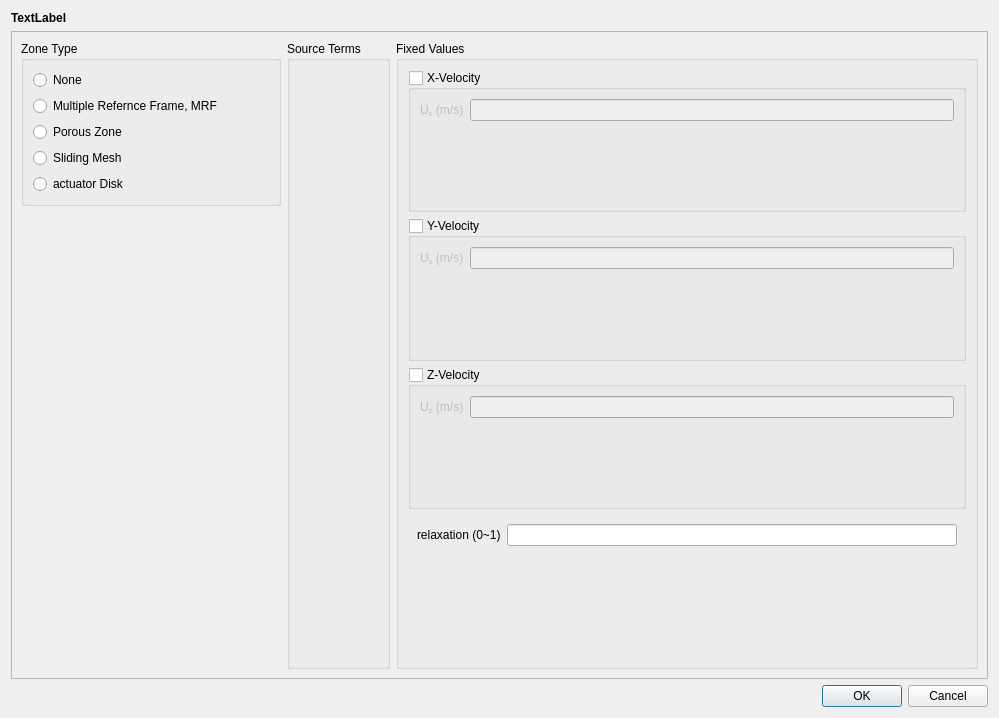
This is view/setup/cell_zone_conditions/cell_zone_condition_dialog.ui in nextfoam/baram as Qt 5 draws it before an edit. The edited form follows.
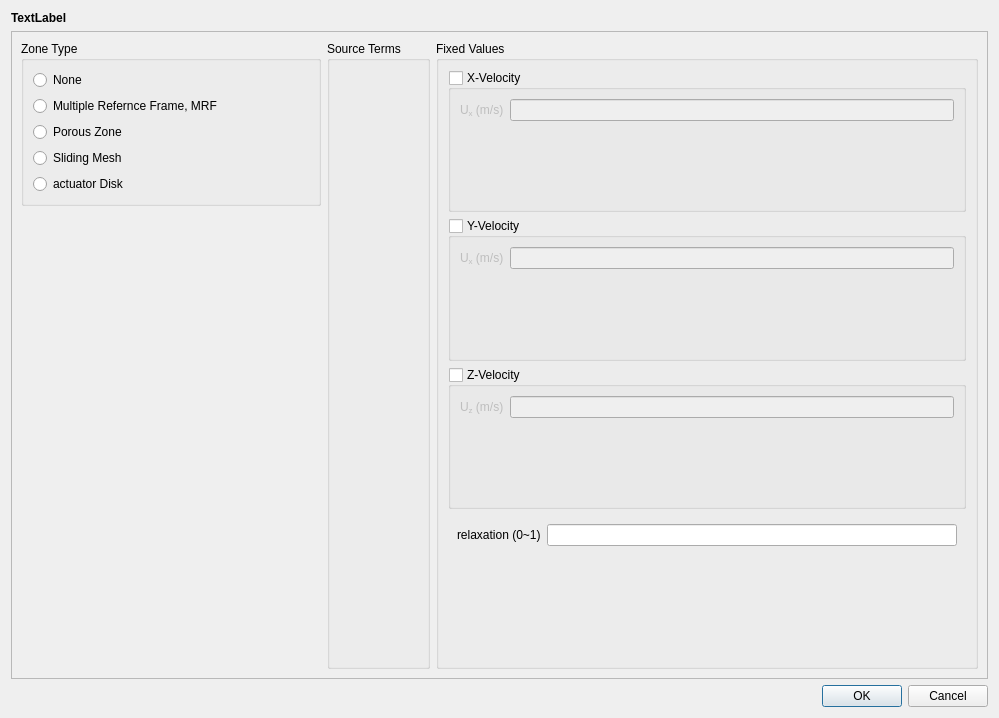
This is the edited form.

Commit message: Improve dialog resize Source code clean up - Remove _setup methods - Enum class naming convention - Change the load/save execution method of content view pages Load data to Boundary Conditions Page and Supersonic Boundary Condition Dialog. Apply custom signals to custom widgets

```diff
--- a/view/setup/cell_zone_conditions/cell_zone_condition_dialog.ui
+++ b/view/setup/cell_zone_conditions/cell_zone_condition_dialog.ui
@@ -55,6 +55,12 @@
            <verstretch>0</verstretch>
           </sizepolicy>
          </property>
+         <property name="minimumSize">
+          <size>
+           <width>300</width>
+           <height>0</height>
+          </size>
+         </property>
          <layout class="QVBoxLayout" name="verticalLayout_2">
           <property name="leftMargin">
            <number>0</number>
```
Left out of the diff: 19 changed lines with no effect on the pictures. The commit also changes 71 other files.
